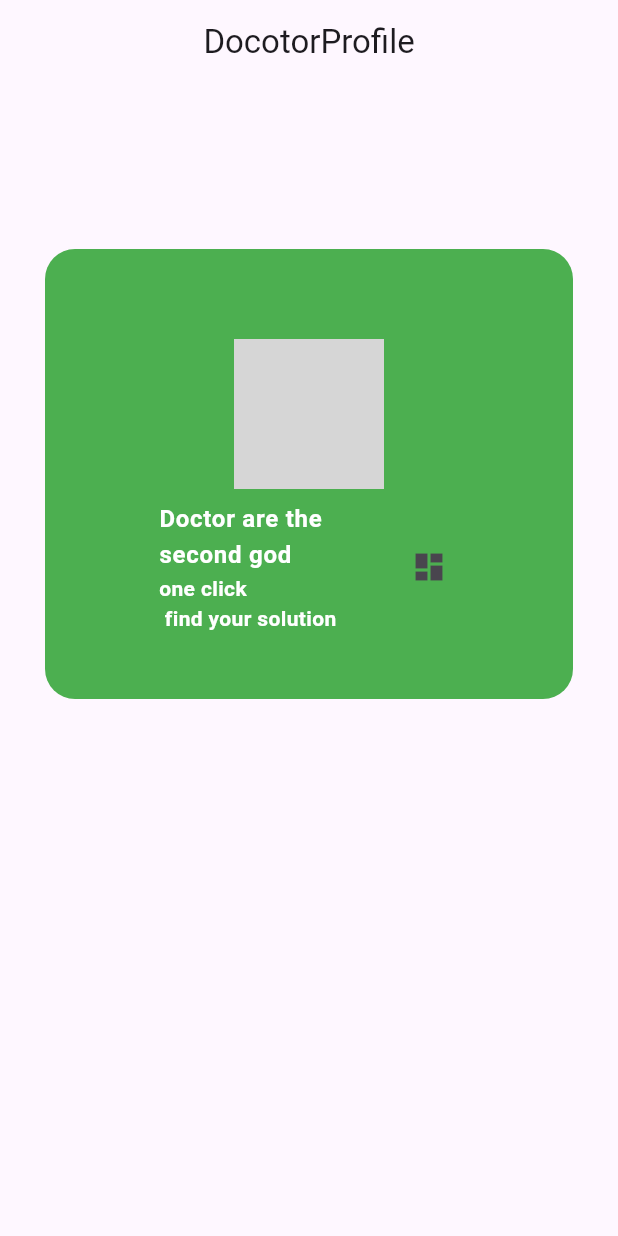
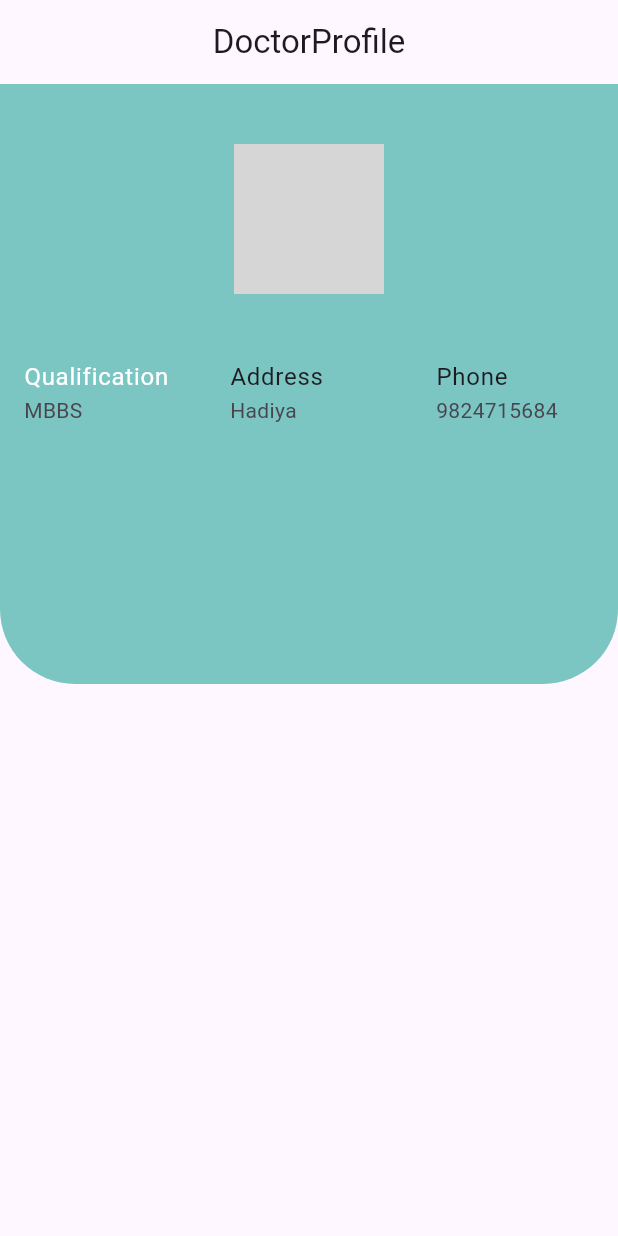
Before and after one commit to kul349/learncode_dismissible_widget, a Flutter app: the screen it shows after launch, on a phone screen of 412 x 824 dp. Run offline on Flutter 3.47's test engine with Material 3 defaults, Android fonts, the phone set to English and light mode, and no system bars; network calls fail; grey boxes are pictures that could not be loaded.

Commit message:
doctor page

```diff
--- a/lib/main.dart
+++ b/lib/main.dart
@@ -1,5 +1,4 @@
 import 'package:flutter/material.dart';
-import 'package:learncode/widget/dashboard_page.dart';
 import 'package:learncode/widget/doctor_profile_page.dart';
 
 void main() {
--- a/lib/widget/doctor_profile_page.dart
+++ b/lib/widget/doctor_profile_page.dart
@@ -1,4 +1,5 @@
 import 'package:flutter/material.dart';
+import 'package:learncode/utils/constant.dart';
 
 class DoctorProfilePage extends StatefulWidget {
   const DoctorProfilePage({super.key});
@@ -12,51 +13,57 @@ class _DoctorProfilePageState extends State<DoctorProfilePage> {
   Widget build(BuildContext context) {
     return Scaffold(
       appBar: AppBar(
-        title: const Text("DocotorProfile"),
+        title: const Text("DoctorProfile"),
         centerTitle: true,
       ),
-      body: Stack(
-        children: [
-          Column(
-            children: [
-              Stack(
+      body: Column(
         children: [
           Container(
-                    decoration: BoxDecoration(
-                      color: Colors.green,
-                      borderRadius: BorderRadius.circular(20),
+            height: 400,
+            decoration: const BoxDecoration(
+                color: color7,
+                borderRadius: BorderRadius.only(
+                    bottomLeft: Radius.circular(50),
+                    bottomRight: Radius.circular(50))),
+            child: const Column(children: [
+              SizedBox(
+                height: 40,
               ),
-                    margin: const EdgeInsets.fromLTRB(30, 110, 30, 2),
-                    height: 300,
-                  )
-                ],
-              )
-            ],
-          ),
-          Container(
-              margin: const EdgeInsets.fromLTRB(90, 170, 90, 90),
-              child: const Column(
-                children: [
-                  CircleAvatar(
+              Center(
+                child: CircleAvatar(
                   radius: 50,
                   backgroundImage: NetworkImage(
                       "https://images.pexels.com/photos/2280551/pexels-photo-2280551.jpeg?auto=compress&cs=tinysrgb&w=1260&h=750&dpr=1"),
                 ),
-                  ListTile(
+              ),
+              SizedBox(
+                height: 30,
+              ),
+              Row(
+                children: [
+                  Expanded(
+                    child: ListTile(
                       title: Text(
-                      "Doctor are the second god",
-                      style: TextStyle(
-                          color: Colors.white, fontWeight: FontWeight.bold),
+                        "Qualification",
+                        style: TextStyle(color: Colors.white),
                       ),
-                    subtitle: Text(
-                      "one click\n find your solution",
-                      style: TextStyle(
-                          color: Colors.white, fontWeight: FontWeight.bold),
+                      subtitle: Text("MBBS"),
                     ),
-                    trailing: Icon(Icons.dashboard),
+                  ),
+                  Expanded(
+                      child: ListTile(
+                    title: Text("Address"),
+                    subtitle: Text("Hadiya"),
+                  )),
+                  Expanded(
+                      child: ListTile(
+                    title: Text("Phone"),
+                    subtitle: Text("9824715684"),
+                  ))
+                ],
               )
-                ],
-              )),
+            ]),
+          )
         ],
       ),
     );
```
Lines whose indentation alone changed are shown as unchanged.
